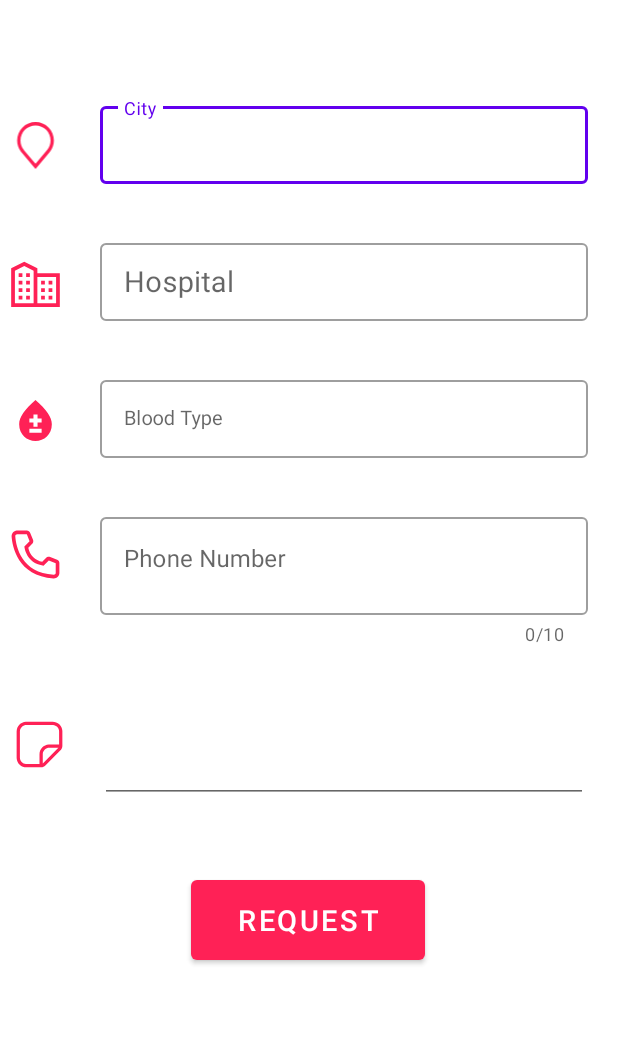
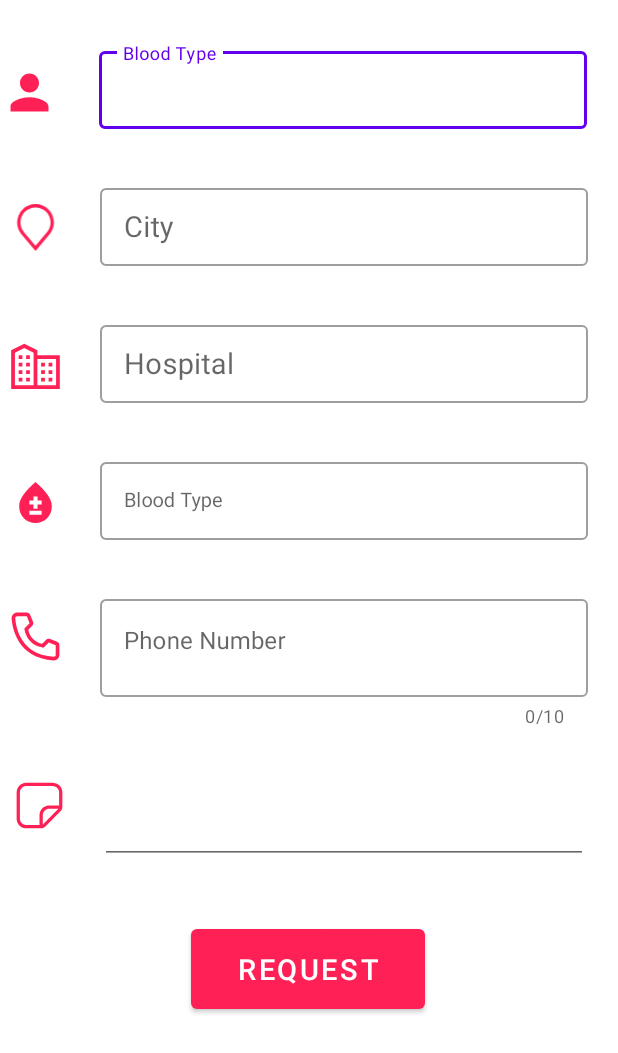
Before and after one commit to KareemHussen/blood_donation, an Android app: the fragment CreateRequest shown on its own in the app's theme, on a phone screen of 412 x 824 dp. Shown: the top 1053 px of the screen. Run offline under Robolectric (Android 15) with nearby library versions, the light colour scheme and no system bars; our stand-ins replace data binding, sdp/ssp sizes; 1 statement that could not run was skipped.

Commit message:
get data from Migz to recyclerview

```diff
--- a/app/src/main/java/com/example/blooddonation/MainActivity.kt
+++ b/app/src/main/java/com/example/blooddonation/MainActivity.kt
@@ -41,7 +41,7 @@ class MainActivity : AppCompatActivity() {
         supportActionBar?.hide()
 
         binding.fab.setOnClickListener {
-            navController.navigate(R.id.creareRequestFragment)
+            navController.navigate(R.id.createRequest)
         }
 
     }
--- a/app/src/main/java/com/example/blooddonation/authentication/register/RegisterFragment.kt
+++ b/app/src/main/java/com/example/blooddonation/authentication/register/RegisterFragment.kt
@@ -39,7 +39,7 @@ class RegisterFragment : Fragment() {
 
     private fun loginClicked() {
         binding.btnLogIn.setOnClickListener {
-            findNavController().navigate(R.id.action_registerFragment_to_loginFragment)
+//            findNavController().navigate(R.id.action_registerFragment_to_loginFragment)
         }
     }
 
@@ -97,7 +97,7 @@ class RegisterFragment : Fragment() {
                     "Registration Done Successfully",
                     Toast.LENGTH_SHORT
                 ).show()
-                findNavController().navigate(R.id.action_registerFragment_to_homeFragment)
+//                findNavController().navigate(R.id.action_registerFragment_to_homeFragment)
 
             } else {
                 Toast.makeText(
--- a/app/src/main/java/com/example/blooddonation/home/HomeFragment.kt
+++ b/app/src/main/java/com/example/blooddonation/home/HomeFragment.kt
@@ -20,10 +20,7 @@ class HomeFragment : Fragment() {
     ): View {
         // Inflate the layout for this fragment
         binding = DataBindingUtil.inflate(inflater, R.layout.fragment_home, container, false)
-        binding.button.setOnClickListener {
-                view: View ->
-            view.findNavController()
-                .navigate(R.id.action_homeFragment_to_creareRequestFragment2)        }
+
         return binding.root
     }
 
--- a/app/src/main/java/com/example/blooddonation/home/request/ui/RequestViewModel.kt
+++ b/app/src/main/java/com/example/blooddonation/home/request/ui/RequestViewModel.kt
@@ -31,7 +31,6 @@ class RequestViewModel(firebase: Firebase) : ViewModel() {
             if (userId != null) {
                 request.name = userId
             }
-            request.date = java.util.Calendar.getInstance().time
             val document = requestsCollection.document()
             document.get().addOnSuccessListener { doc ->
                 if (doc != null) {
--- /dev/null
+++ b/app/src/main/res/drawable/ic_baseline_person_24.xml
@@ -0,0 +1,5 @@
+<vector android:autoMirrored="true" android:height="24dp"
+    android:tint="#FF2156" android:viewportHeight="24"
+    android:viewportWidth="24" android:width="24dp" xmlns:android="http://schemas.android.com/apk/res/android">
+    <path android:fillColor="@android:color/white" android:pathData="M12,12c2.21,0 4,-1.79 4,-4s-1.79,-4 -4,-4 -4,1.79 -4,4 1.79,4 4,4zM12,14c-2.67,0 -8,1.34 -8,4v2h16v-2c0,-2.66 -5.33,-4 -8,-4z"/>
+</vector>
--- a/app/src/main/res/layout/fragment_create_request.xml
+++ b/app/src/main/res/layout/fragment_create_request.xml
@@ -1,10 +1,42 @@
 <?xml version="1.0" encoding="utf-8"?>
-<androidx.constraintlayout.widget.ConstraintLayout xmlns:android="http://schemas.android.com/apk/res/android"
+<layout xmlns:android="http://schemas.android.com/apk/res/android"
     xmlns:app="http://schemas.android.com/apk/res-auto"
-    xmlns:tools="http://schemas.android.com/tools"
+    xmlns:tools="http://schemas.android.com/tools">
+
+    <data>
+
+    </data>
+
+    <androidx.constraintlayout.widget.ConstraintLayout
         android:layout_width="match_parent"
         android:layout_height="match_parent"
         tools:context=".home.request.ui.CreateRequest">
+
+        <com.google.android.material.textfield.TextInputLayout
+            android:id="@+id/name"
+            style="@style/Widget.MaterialComponents.TextInputLayout.OutlinedBox"
+            android:layout_width="@dimen/_250sdp"
+            android:layout_height="@dimen/_70sdp"
+            app:helperTextTextColor="@color/red"
+            app:layout_constraintBottom_toTopOf="@+id/cityContainerLayout"
+            app:layout_constraintEnd_toEndOf="parent"
+            app:layout_constraintHorizontal_bias="0.76"
+            app:layout_constraintStart_toStartOf="parent"
+            app:layout_constraintTop_toTopOf="parent"
+            app:layout_constraintVertical_bias="1.0">
+
+            <EditText
+                android:id="@+id/et_name"
+                android:layout_width="match_parent"
+                android:layout_height="@dimen/_40sdp"
+                android:elevation="0dp"
+                android:gravity="start"
+                android:hint="@string/blood_type"
+                android:lines="1"
+                android:textAlignment="viewStart"
+                android:textColorHint="@color/to_color"
+                android:textSize="@dimen/_10sdp" />
+        </com.google.android.material.textfield.TextInputLayout>
 
         <com.google.android.material.textfield.TextInputLayout
             android:id="@+id/cityContainerLayout"
@@ -12,7 +44,7 @@
             android:layout_width="@dimen/_250sdp"
             android:layout_height="@dimen/_70sdp"
             android:layout_marginStart="@dimen/_30sdp"
-        android:layout_marginTop="@dimen/_50sdp"
+            android:layout_marginTop="120dp"
 
             app:helperTextTextColor="@color/red"
             app:layout_constraintBottom_toTopOf="@id/hospitalContainer"
@@ -50,6 +82,7 @@
             android:layout_height="@dimen/_70sdp"
             app:helperTextTextColor="@color/red"
             app:layout_constraintEnd_toEndOf="@+id/cityContainerLayout"
+            app:layout_constraintHorizontal_bias="0.0"
             app:layout_constraintStart_toStartOf="@+id/cityContainerLayout"
             app:layout_constraintTop_toBottomOf="@id/cityContainerLayout">
 
@@ -84,6 +117,7 @@
             android:layout_height="@dimen/_70sdp"
             app:helperTextTextColor="@color/red"
             app:layout_constraintEnd_toEndOf="@+id/hospitalContainer"
+            app:layout_constraintHorizontal_bias="0.0"
             app:layout_constraintStart_toStartOf="@+id/hospitalContainer"
             app:layout_constraintTop_toBottomOf="@+id/hospitalContainer">
 
@@ -123,7 +157,7 @@
             app:helperTextEnabled="true"
             app:helperTextTextColor="@color/red"
             app:layout_constraintEnd_toEndOf="@+id/bloodTypeContainer"
-        app:layout_constraintHorizontal_bias="0.0"
+            app:layout_constraintHorizontal_bias="1.0"
             app:layout_constraintStart_toStartOf="@+id/bloodTypeContainer"
             app:layout_constraintTop_toBottomOf="@id/bloodTypeContainer"
             app:prefixText="+20"
@@ -137,7 +171,7 @@
                 android:inputType="phone"
                 android:maxLength="10"
                 android:paddingBottom="@dimen/_20sdp"
-            android:textColorHint="@color/to_color"/>
+                android:textColorHint="@color/to_color" />
         </com.google.android.material.textfield.TextInputLayout>
 
         <ImageView
@@ -158,7 +192,6 @@
             android:layout_width="@dimen/_250sdp"
             android:layout_height="@dimen/_60sdp"
             android:layout_marginStart="@dimen/_25sdp"
-        android:layout_marginTop="14dp"
             app:helperText="@string/optional"
             app:helperTextTextColor="@color/to_color"
             app:layout_constraintEnd_toEndOf="@+id/mobileNumTextLayout"
@@ -192,4 +225,17 @@
             app:layout_constraintTop_toBottomOf="@+id/notesET"
             app:layout_constraintVertical_bias="0.204" />
 
+        <ImageView
+            android:id="@+id/imageView3"
+            android:layout_width="38dp"
+            android:layout_height="38dp"
+            app:layout_constraintBottom_toBottomOf="@+id/name"
+            app:layout_constraintEnd_toStartOf="@+id/name"
+            app:layout_constraintHorizontal_bias="0.035"
+            app:layout_constraintStart_toStartOf="parent"
+            app:layout_constraintTop_toTopOf="@+id/name"
+            app:layout_constraintVertical_bias="0.264"
+            app:srcCompat="@drawable/ic_baseline_person_24" />
+
     </androidx.constraintlayout.widget.ConstraintLayout>
+</layout>
--- a/app/src/main/res/layout/fragment_donation_request.xml
+++ b/app/src/main/res/layout/fragment_donation_request.xml
@@ -11,7 +11,7 @@
         android:layout_width="match_parent"
         android:layout_height="match_parent"
         android:backgroundTint="#fdfdfd"
-        tools:context=".home.request.DonationRequestFragment">
+        tools:context=".home.request.ui.DonationRequestFragment">
 
         <TextView
             android:id="@+id/textView6"
--- a/app/src/main/res/layout/fragment_home.xml
+++ b/app/src/main/res/layout/fragment_home.xml
@@ -20,11 +20,7 @@
             android:textAlignment="center"
             android:textSize="24sp" />
 
-        <Button
-            android:id="@+id/button"
-            android:layout_width="wrap_content"
-            android:layout_height="wrap_content"
-            android:text="Button" />
+
 
     </FrameLayout>
 </layout>
--- a/app/src/main/res/layout/item_view.xml
+++ b/app/src/main/res/layout/item_view.xml
@@ -6,7 +6,7 @@
     <data>
     <variable
         name="request"
-        type="com.example.blooddonation.home.request.Request" />
+        type="com.example.blooddonation.home.request.model.RequestModel" />
 
     </data>
 
@@ -69,7 +69,7 @@
                 android:layout_height="wrap_content"
                 android:layout_marginStart="46dp"
                 android:layout_marginTop="2dp"
-                android:text="@{request.hospital}"
+                android:text="@{request.city}"
                 android:textAppearance="@style/hertford_br"
                 android:textSize="16sp"
                 app:layout_constraintStart_toStartOf="parent"
@@ -82,7 +82,7 @@
                 android:layout_marginStart="46dp"
                 android:layout_marginTop="14dp"
                 android:layout_marginBottom="12dp"
-                android:text="20-12-2022 15:03 PM"
+                android:text="@{request.timeRequest}"
                 android:textAppearance="@style/min_ago"
                 android:textSize="16sp"
                 app:layout_constraintBottom_toBottomOf="parent"
```
Also changed, not shown: app/src/main/java/com/example/blooddonation/home/request/CreateRequestFragment.kt (deleted, +0 -75 lines), app/src/main/java/com/example/blooddonation/home/request/Request.kt (deleted, +0 -13 lines), app/src/main/java/com/example/blooddonation/home/request/RequestsAdapter.kt (+8 -7 lines), app/src/main/java/com/example/blooddonation/home/request/model/RequestModel.kt (+9 -9 lines), app/src/main/java/com/example/blooddonation/home/request/ui/CreateRequest.kt (+9 -3 lines), app/src/main/java/com/example/blooddonation/home/request/ui/DonationRequestFragment.kt (+29 -11 lines), app/src/main/res/navigation/nav_graph.xml (+8 -1 lines). Lines whose indentation alone changed are shown as unchanged.
